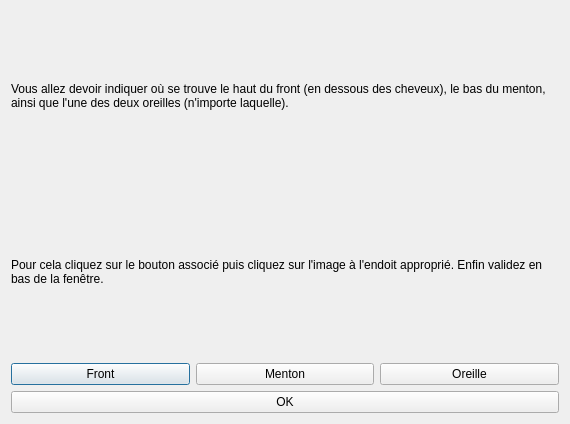
Above: recadragephoto.ui from clement-roblot/generateur-de-photo-identite before the change. Below: the same form after it.
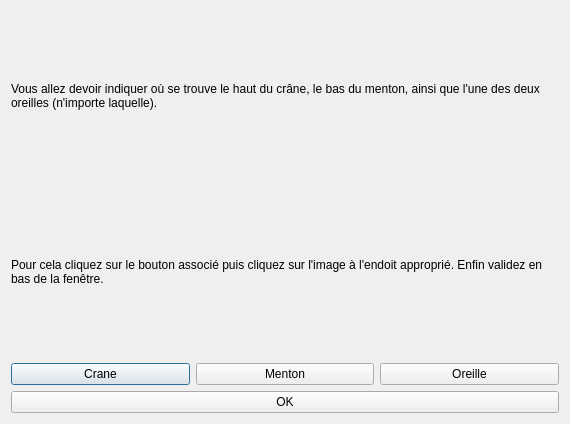
That is the form after the change.

Commit message: changement des instruction à propos du haut du crane

The edit to the form file:
```diff
--- a/recadragephoto.ui
+++ b/recadragephoto.ui
@@ -17,7 +17,7 @@
    <item>
     <widget class="QLabel" name="Instructions">
      <property name="text">
-      <string>Vous allez devoir indiquer où se trouve le haut du front (en dessous des cheveux), le bas du menton, ainsi que l'une des deux oreilles (n'importe laquelle).</string>
+      <string>Vous allez devoir indiquer où se trouve le haut du crâne, le bas du menton, ainsi que l'une des deux oreilles (n'importe laquelle).</string>
      </property>
      <property name="alignment">
       <set>Qt::AlignLeading|Qt::AlignLeft|Qt::AlignVCenter</set>
@@ -42,7 +42,7 @@
      <item>
       <widget class="QPushButton" name="bouttonFront">
        <property name="text">
-        <string>Front</string>
+        <string>Crane</string>
        </property>
       </widget>
      </item>
```
The commit also changes 1 other file.
